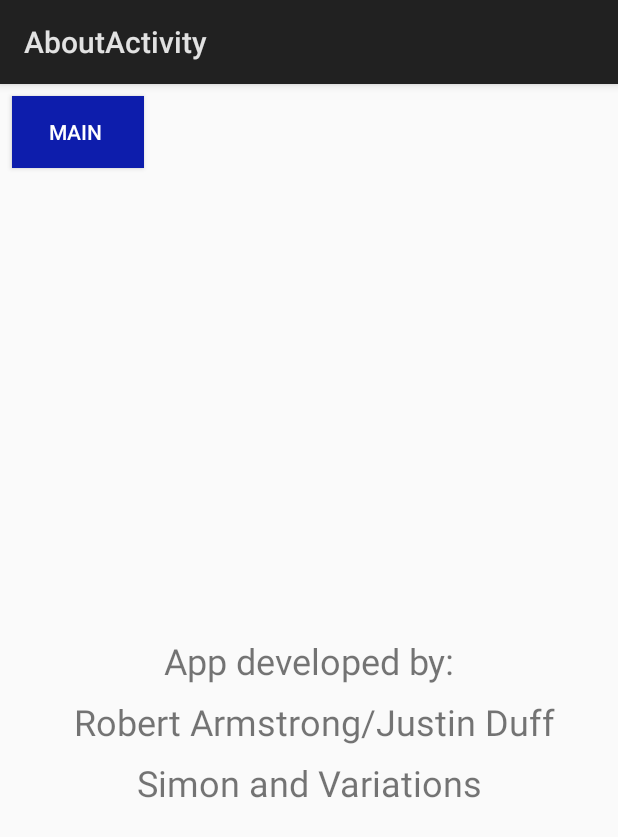
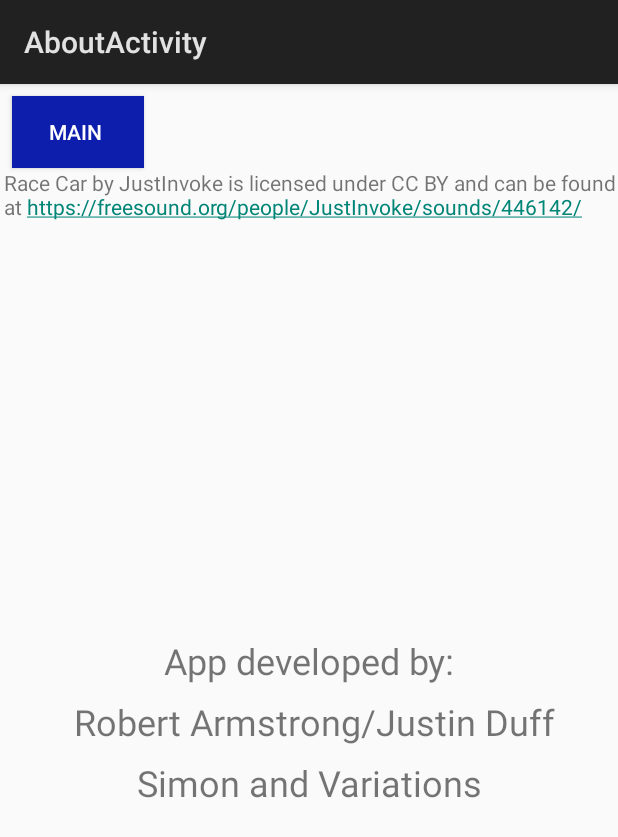
Before and after one commit to Larmstrong1626/Assignment_2, an Android app: the AboutActivity screen opened directly, with no data from a screen before it, on a phone screen of 412 x 824 dp. Shown: the top 837 px of the screen. Run offline under Robolectric (Android 15) with nearby library versions, the phone set to English and light mode, and no system bars.

Commit message:
-Added new sounds for new game, new high score, 4 simon buttons, and game over. created attribute for new game sound.

```diff
--- a/app/src/main/res/layout/activity_about.xml
+++ b/app/src/main/res/layout/activity_about.xml
@@ -64,4 +64,17 @@
         android:background="#0d1dac"
         app:layout_constraintStart_toStartOf="parent"
         app:layout_constraintTop_toTopOf="parent" />
+
+    <TextView
+        android:id="@+id/newGameAttr_tv"
+        android:layout_width="wrap_content"
+        android:layout_height="wrap_content"
+        android:layout_marginStart="8dp"
+        android:layout_marginTop="56dp"
+        android:autoLink="web"
+        android:text="@string/new_game_attribute"
+        app:layout_constraintEnd_toEndOf="parent"
+        app:layout_constraintHorizontal_bias="0.733"
+        app:layout_constraintStart_toStartOf="parent"
+        app:layout_constraintTop_toTopOf="parent" />
 </android.support.constraint.ConstraintLayout>
--- a/app/src/main/res/values/strings.xml
+++ b/app/src/main/res/values/strings.xml
@@ -2,4 +2,5 @@
     <string name="app_name">Assignment02</string>
     <string name="title_activity_about">AboutActivity</string>
     <string name="title_activity_original_simon">OriginalSimon</string>
+    <string name="new_game_attribute">"Race Car" by "JustInvoke" is licensed under CC BY and can be found at https://freesound.org/people/JustInvoke/sounds/446142/</string>
 </resources>
```
Also changed, not shown: app/src/main/java/com/oc/assignment02/AboutActivity.java (+16 -0 lines), app/src/main/java/com/oc/assignment02/RewindSimonActivity.java (+104 -21 lines), app/src/main/res/raw/source.txt (added, +7 -0 lines), 7 other files.
